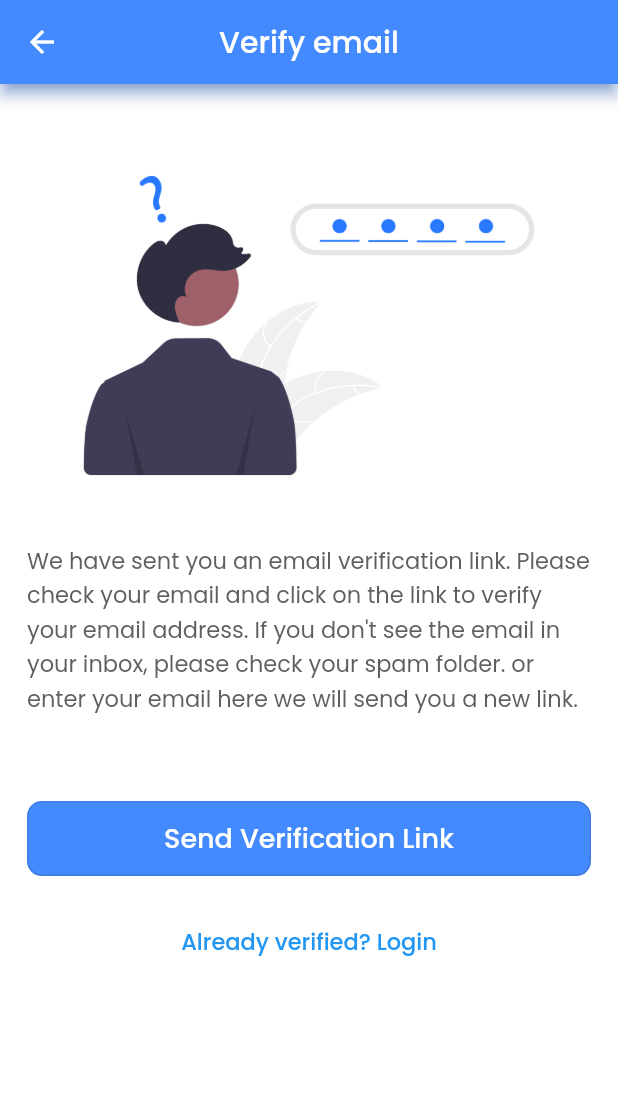
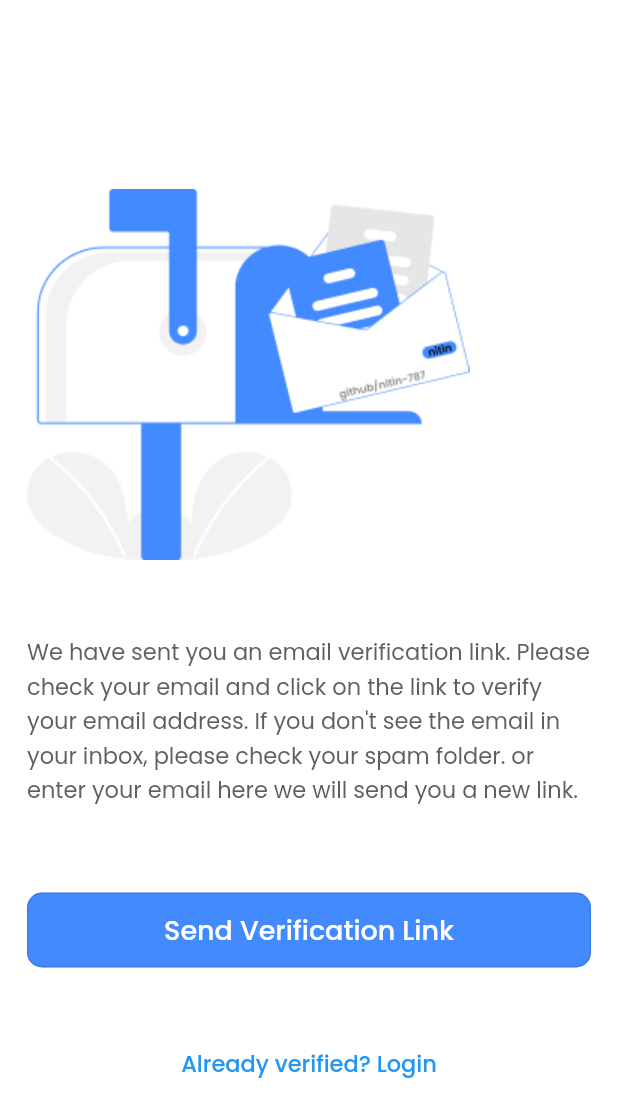
Before and after one commit to nitin-787/uni-notes, a Flutter app: the VerifyEmailView screen opened directly, on a phone screen of 412 x 824 dp. Shown: the top 1117 px of the screen. Run offline on Flutter 3.47's test engine with Material 2 defaults, Android fonts, the phone set to English and light mode, and no system bars; our stand-ins replace bloc, cloud_firestore, equatable, file_picker, firebase_auth, firebase_core and 6 more; accounts and stored records are empty; generated files the repository leaves out were written again; network calls fail.

Commit message:
UI enhancement - login, register, verifyEmail, forgotPassword: views

```diff
--- a/lib/views/verify_email_view.dart
+++ b/lib/views/verify_email_view.dart
@@ -17,32 +17,23 @@ class _VerifyEmailViewState extends State<VerifyEmailView> {
   Widget build(BuildContext context) {
     return Scaffold(
       backgroundColor: Colors.white,
-      appBar: AppBar(
-        centerTitle: true,
-        shadowColor: Colors.blueAccent,
-        backgroundColor: Colors.blueAccent,
-        title: Text(
-          context.loc.verify_email,
-          style: GoogleFonts.poppins(
-            color: Colors.white,
-            fontWeight: FontWeight.w500,
-          ),
-        ),
-      ),
       body: SingleChildScrollView(
         child: Padding(
           padding: const EdgeInsets.all(16.0),
           child: SingleChildScrollView(
             child: Container(
-              padding: const EdgeInsets.only(left: 2.0, top: 20, right: 2.0),
+              padding: const EdgeInsets.only(left: 2.0, top: 60, right: 2.0),
               child: Column(
                 crossAxisAlignment: CrossAxisAlignment.start,
                 children: [
+                  const SizedBox(
+                    height: 50,
+                  ),
                   const Image(
-                    image: AssetImage('assets/images/forgot_password.png'),
+                    image: AssetImage('assets/images/mail_box.png'),
                   ),
                   const SizedBox(
-                    height: 20.0,
+                    height: 50.0,
                   ),
                   Text(
                     "We have sent you an email verification link. Please check your email and click on the link to verify your email address. If you don't see the email in your inbox, please check your spam folder. or enter your email here we will send you a new link.",
@@ -74,9 +65,6 @@ class _VerifyEmailViewState extends State<VerifyEmailView> {
                         child: Column(
                           mainAxisAlignment: MainAxisAlignment.center,
                           children: [
-                            const SizedBox(
-                              width: 20,
-                            ),
                             Text(
                               "Send Verification Link",
                               style: GoogleFonts.poppins(
@@ -91,7 +79,7 @@ class _VerifyEmailViewState extends State<VerifyEmailView> {
                     ),
                   ),
                   const SizedBox(
-                    height: 20,
+                    height: 40,
                   ),
                   Center(
                     child: TextButton(
```
Also changed, not shown: assets/images/forgot_password.png, assets/images/mail_box.png (added).
